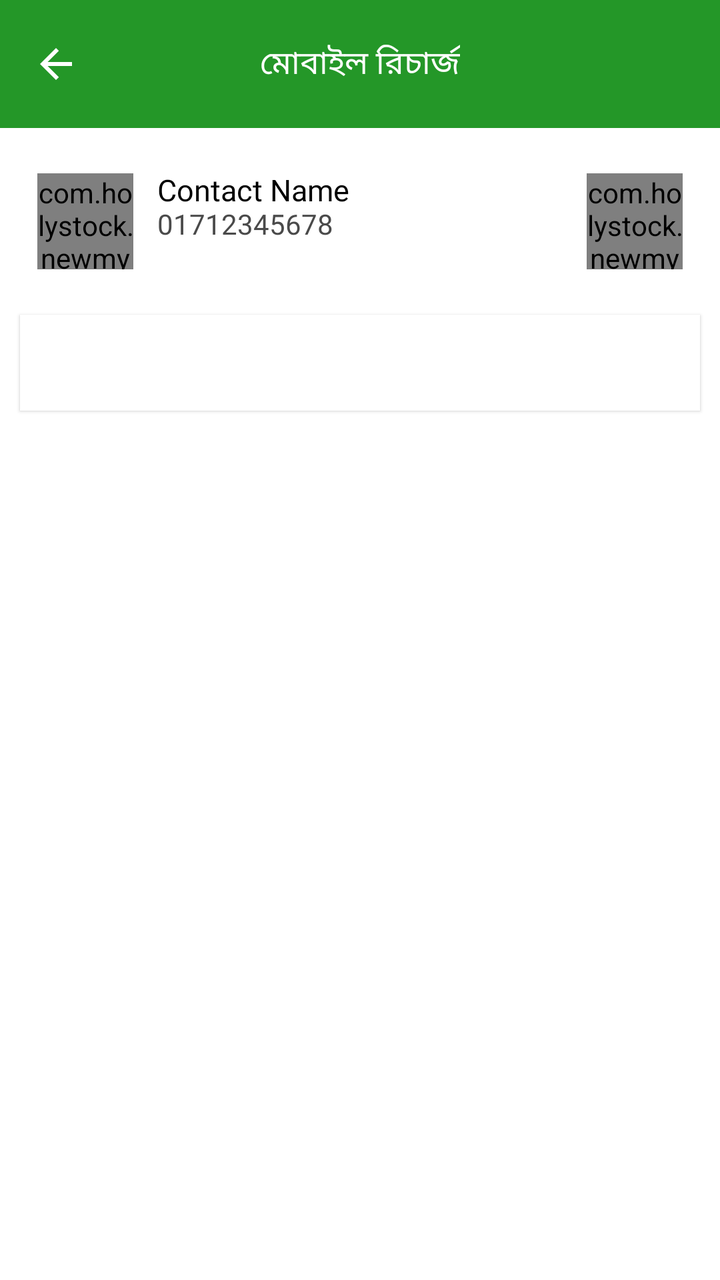
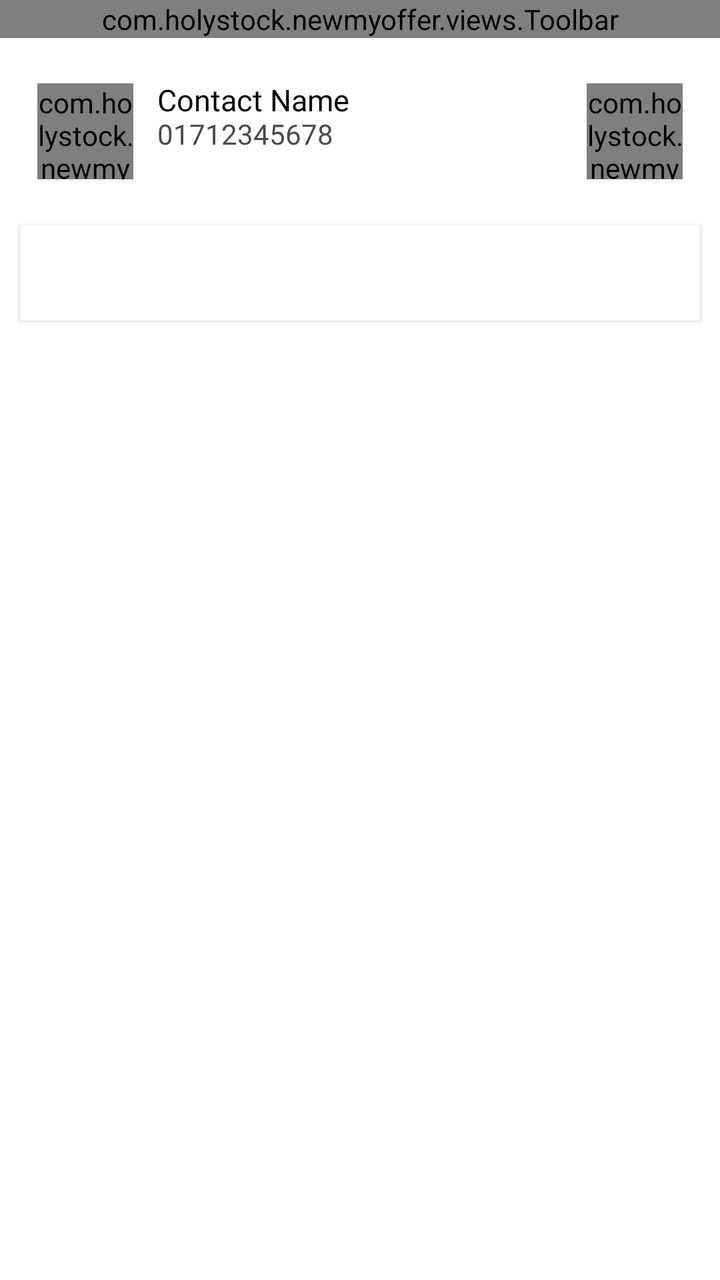

The first picture is an Android layout as it rendered before a commit; the second is the same layout after the commit. The layout source and the unified diff follow.
<!-- AndroidManifest.xml: application theme Theme.NewMyOffer -->
<!-- res/layout/activity_recharge_offer.xml -->
<?xml version="1.0" encoding="utf-8"?>
<RelativeLayout xmlns:android="http://schemas.android.com/apk/res/android"
    xmlns:app="http://schemas.android.com/apk/res-auto"
    xmlns:tools="http://schemas.android.com/tools"
    android:id="@+id/main"
    android:layout_width="match_parent"
    android:layout_height="match_parent"
    android:background="@color/statusBar"
    tools:context=".activity.service.recharge.RechargeOfferActivity">


    <LinearLayout
        android:layout_width="match_parent"
        android:layout_height="match_parent"
        android:background="@color/white"
        android:orientation="vertical">

        <com.google.android.material.appbar.MaterialToolbar
            android:id="@+id/toolbar"
            android:layout_width="match_parent"
            android:layout_height="?attr/actionBarSize"
            android:background="@color/primary"
            android:backgroundTint="@color/primary"
            app:navigationIcon="@drawable/outline_arrow_back_24"
            app:navigationIconTint="@color/white"
            app:title="মোবাইল রিচার্জ"
            app:titleCentered="true"
            app:titleTextAppearance="@style/ToolbarTitleStyle" />

        <com.google.android.material.card.MaterialCardView
            android:layout_width="match_parent"
            android:layout_height="wrap_content"
            android:layout_marginVertical="@dimen/_10dp"
            android:background="@android:color/transparent"
            app:cardBackgroundColor="@android:color/white"
            app:cardElevation="@dimen/_0dp"
            app:shapeAppearanceOverlay="@style/TopRoundedCard"
            app:strokeColor="@color/primaryLight"
            app:strokeWidth="0dp">

            <RelativeLayout
                android:id="@+id/mainLayout"
                android:layout_width="match_parent"
                android:layout_height="wrap_content"
                android:background="@drawable/bg_ripple_primary2"
                android:minHeight="64dp"
                android:paddingHorizontal="16dp"
                android:paddingVertical="10dp">

                <com.holystock.newmyoffer.views.BorderView
                    android:id="@+id/operatorLayout"
                    android:layout_width="48dp"
                    android:layout_height="48dp"
                    android:layout_alignParentEnd="true"
                    android:layout_centerVertical="true"
                    app:bgColor="@color/white"
                    app:borderColor="@color/primaryLight"
                    app:borderWidth="@dimen/_1.5dp"
                    app:cornerRadius="1000dp">

                    <androidx.cardview.widget.CardView
                        android:layout_width="wrap_content"
                        android:layout_height="wrap_content"
                        android:layout_centerInParent="true"
                        android:layout_margin="@dimen/_5dp"
                        app:cardCornerRadius="999dp"
                        app:cardElevation="0dp">

                        <ImageView
                            android:id="@+id/imgOperator"
                            android:layout_width="wrap_content"
                            android:layout_height="wrap_content"
                            android:src="@drawable/grameenphone" />

                    </androidx.cardview.widget.CardView>

                    <com.holystock.newmyoffer.views.BorderView
                        android:layout_width="@dimen/_18dp"
                        android:layout_height="@dimen/_18dp"
                        android:layout_alignParentEnd="true"
                        android:padding="@dimen/_3dp"
                        app:bgColor="@color/white"
                        app:borderColor="@color/primary"
                        app:borderWidth="@dimen/_1dp"
                        app:cornerRadius="@dimen/_100dp">

                        <ImageView
                            android:layout_width="wrap_content"
                            android:layout_height="wrap_content"
                            android:src="@drawable/edit" />


                    </com.holystock.newmyoffer.views.BorderView>


                </com.holystock.newmyoffer.views.BorderView>


                <ImageView
                    android:id="@+id/ivPhoto"
                    android:layout_width="48dp"
                    android:layout_height="48dp"
                    android:layout_centerVertical="true"
                    android:scaleType="centerCrop" />

                <com.holystock.newmyoffer.views.BorderView
                    android:id="@+id/photoLayout"
                    android:layout_width="48dp"
                    android:layout_height="48dp"
                    android:layout_centerVertical="true"
                    android:scaleType="centerCrop"
                    app:bgColor="@color/beautifulWhite"
                    app:borderWidth="@dimen/_0dp"
                    app:cornerRadius="1000dp">

                    <TextView
                        android:id="@+id/tvLetter"
                        android:layout_width="wrap_content"
                        android:layout_height="wrap_content"
                        android:layout_centerInParent="true"
                        android:fontFamily="@font/bangla_medium"
                        android:maxLength="1"
                        android:text="A"
                        android:textColor="@color/black"
                        android:textSize="@dimen/_22sp" />

                </com.holystock.newmyoffer.views.BorderView>

                <LinearLayout
                    android:layout_width="wrap_content"
                    android:layout_height="wrap_content"
                    android:layout_marginStart="@dimen/_12dp"
                    android:layout_toEndOf="@id/ivPhoto"
                    android:orientation="vertical">

                    <TextView
                        android:id="@+id/tvName"
                        android:layout_width="wrap_content"
                        android:layout_height="wrap_content"
                        android:ellipsize="end"
                        android:fontFamily="@font/bangla_medium"
                        android:includeFontPadding="false"
                        android:maxLines="1"
                        android:text="Contact Name"
                        android:textColor="@color/black"
                        android:textSize="@dimen/_15sp" />

                    <TextView
                        android:id="@+id/tvNumber"
                        android:layout_width="wrap_content"
                        android:layout_height="wrap_content"
                        android:fontFamily="@font/bangla"
                        android:includeFontPadding="false"
                        android:text="01712345678"
                        android:textColor="#4A4A4A"
                        android:textSize="@dimen/_14sp" />

                </LinearLayout>


            </RelativeLayout>


        </com.google.android.material.card.MaterialCardView>

        <com.google.android.material.card.MaterialCardView
            android:layout_width="match_parent"
            android:layout_height="wrap_content"
            android:layout_marginHorizontal="@dimen/_10dp"
            android:layout_marginBottom="@dimen/_5dp"
            android:background="@android:color/transparent"
            app:cardBackgroundColor="@android:color/white"
            app:cardCornerRadius="0dp"
            app:cardElevation="@dimen/_1dp"
            app:strokeColor="@color/primaryLight"
            app:strokeWidth="0dp">


            <com.google.android.material.tabs.TabLayout
                android:id="@+id/tab_layout"
                style="@style/RoundedTabLayoutStyle"
                android:layout_width="match_parent"
                android:layout_height="wrap_content"
                android:background="@color/white"
                app:tabGravity="center"
                app:tabMode="auto" />

        </com.google.android.material.card.MaterialCardView>

        <androidx.viewpager.widget.ViewPager
            android:id="@+id/viewPager"
            android:layout_width="match_parent"
            android:layout_height="wrap_content"/>

    </LinearLayout>


</RelativeLayout>
<!-- resources referenced by this layout -->
<resources>
  <color name="beautifulWhite">#F7F7F7</color>
  <color name="black">#FF000000</color>
  <color name="primary">#249728</color>
  <color name="primaryLight">#D4F2D4</color>
  <color name="statusBar">@color/primary</color>
  <color name="white">#FFFFFFFF</color>
  <dimen name="_0dp">0dp</dimen>
  <dimen name="_1.5dp">1.5dp</dimen>
  <dimen name="_100dp">100.0dp</dimen>
  <dimen name="_10dp">10.0dp</dimen>
  <dimen name="_12dp">12.0dp</dimen>
  <dimen name="_14sp">14.0sp</dimen>
  <dimen name="_15sp">15.0sp</dimen>
  <dimen name="_18dp">18.0dp</dimen>
  <dimen name="_1dp">1.0dp</dimen>
  <dimen name="_22sp">22.0sp</dimen>
  <dimen name="_3dp">3.0dp</dimen>
  <dimen name="_5dp">5.0dp</dimen>
  <!-- drawable bg_ripple_primary2 (drawable) -->
  <?xml version="1.0" encoding="utf-8"?>
  <ripple xmlns:android="http://schemas.android.com/apk/res/android"
      android:color="@color/primaryLight">
  
      <item>
          <shape>
              <solid android:color="@android:color/white"/>
          </shape>
      </item>
  
  </ripple>
  <!-- drawable edit (drawable) -->
  <vector xmlns:android="http://schemas.android.com/apk/res/android"
      android:width="108dp"
      android:height="108dp"
      android:viewportWidth="960"
      android:viewportHeight="960">
    <path
        android:pathData="M200,760h57l391,-391 -57,-57 -391,391v57ZM120,840v-170l528,-527q12,-11 26.5,-17t30.5,-6q16,0 31,6t26,18l55,56q12,11 17.5,26t5.5,30q0,16 -5.5,30.5T817,313L290,840L120,840ZM760,256 L704,200 760,256ZM619,341 L591,312 648,369 619,341Z"
        android:fillColor="@color/primary"/>
  </vector>
  <!-- drawable grameenphone: png bitmap (drawable, 30008 bytes) -->
  <!-- drawable outline_arrow_back_24 (drawable) -->
  <vector xmlns:android="http://schemas.android.com/apk/res/android" android:autoMirrored="true" android:height="24dp" android:tint="#000000" android:viewportHeight="960" android:viewportWidth="960" android:width="24dp">
        
      <path android:fillColor="@android:color/white" android:pathData="M313,520L537,744L480,800L160,480L480,160L537,216L313,440L800,440L800,520L313,520Z"/>
      
  </vector>
  <style name="RoundedTabLayoutStyle">
          <item name="tabTextColor">@color/black</item>
          <item name="tabSelectedTextColor">@color/primary</item>
          <item name="tabTextAppearance">@style/tabTextAppearance</item>
          <item name="tabSelectedTextAppearance">@style/tabSelectedTextAppearance</item>
      </style>
  <style name="ToolbarTitleStyle">
          <item name="android:textSize">@dimen/_toolbarText</item>
          <item name="android:fontFamily">@font/bangla_medium</item>
          <item name="android:textStyle">normal</item>
          <item name="android:textColor">@color/white</item>
      </style>
  <style name="TopRoundedCard">
          <item name="cornerFamily">rounded</item>
  
          <item name="cornerSizeTopLeft">@dimen/_10dp</item>
          <item name="cornerSizeTopRight">@dimen/_10dp</item>
  
          <item name="cornerSizeBottomLeft">0dp</item>
          <item name="cornerSizeBottomRight">0dp</item>
      </style>
  <style name="Theme.NewMyOffer" parent="Base.Theme.NewMyOffer" />
  <style name="tabTextAppearance" parent="TextAppearance.Design.Tab">
          <item name="android:textSize">@dimen/_13sp</item>
          <item name="android:fontFamily">@font/bangla_medium</item>
      </style>
  <style name="tabSelectedTextAppearance" parent="TextAppearance.Design.Tab">
          <item name="android:textSize">@dimen/_13sp</item>
          <item name="android:fontFamily">@font/bangla_bold</item>
      </style>
  <dimen name="_toolbarText">@dimen/_16sp</dimen>
  <style name="Base.Theme.NewMyOffer" parent="Theme.Material3.DayNight.NoActionBar">
          
           <item name="colorPrimary">@color/primary</item>
           <item name="colorSecondary">@color/primary</item>
      </style>
  <dimen name="_13sp">13.0sp</dimen>
  <dimen name="_16sp">16.0sp</dimen>
</resources>

<!-- the commit's change to res/layout/activity_recharge_offer.xml (unified diff, before → after) -->
@@ -15,17 +15,19 @@
         android:background="@color/white"
         android:orientation="vertical">
 
-        <com.google.android.material.appbar.MaterialToolbar
-            android:id="@+id/toolbar"
-            android:layout_width="match_parent"
-            android:layout_height="?attr/actionBarSize"
-            android:background="@color/primary"
-            android:backgroundTint="@color/primary"
+        <com.holystock.newmyoffer.views.Toolbar
+            android:id="@+id/myToolbar"
+            android:layout_width="match_parent"
+            android:layout_height="wrap_content"
+            app:toolbarTitle="মোবাইল রিচার্জ"
+            app:titleCentered="true"
+            app:titleTextSize="@dimen/_toolbarText"
+            app:showBackButton="true"
             app:navigationIcon="@drawable/outline_arrow_back_24"
-            app:navigationIconTint="@color/white"
-            app:title="মোবাইল রিচার্জ"
-            app:titleCentered="true"
-            app:titleTextAppearance="@style/ToolbarTitleStyle" />
+            app:navigationTint="@color/white"
+            app:titleColor="@color/white"
+            app:toolbarBackground="@color/primary"
+            app:toolbarHeight="@dimen/_54dp"/>
 
         <com.google.android.material.card.MaterialCardView
             android:layout_width="match_parent"
<!-- resource entries referenced after the edit -->
@@ -17,6 +17,7 @@
   <dimen name="_1dp">1.0dp</dimen>
   <dimen name="_22sp">22.0sp</dimen>
   <dimen name="_3dp">3.0dp</dimen>
+  <dimen name="_54dp">54.0dp</dimen>
   <dimen name="_5dp">5.0dp</dimen>
   <!-- drawable bg_ripple_primary2 (drawable) -->
   <?xml version="1.0" encoding="utf-8"?>
@@ -53,12 +54,6 @@
           <item name="tabTextAppearance">@style/tabTextAppearance</item>
           <item name="tabSelectedTextAppearance">@style/tabSelectedTextAppearance</item>
       </style>
-  <style name="ToolbarTitleStyle">
-          <item name="android:textSize">@dimen/_toolbarText</item>
-          <item name="android:fontFamily">@font/bangla_medium</item>
-          <item name="android:textStyle">normal</item>
-          <item name="android:textColor">@color/white</item>
-      </style>
   <style name="TopRoundedCard">
           <item name="cornerFamily">rounded</item>
   
@@ -69,6 +64,7 @@
           <item name="cornerSizeBottomRight">0dp</item>
       </style>
   <style name="Theme.NewMyOffer" parent="Base.Theme.NewMyOffer" />
+  <dimen name="_17sp">17.0sp</dimen>
   <style name="tabTextAppearance" parent="TextAppearance.Design.Tab">
           <item name="android:textSize">@dimen/_13sp</item>
           <item name="android:fontFamily">@font/bangla_medium</item>
@@ -77,13 +73,12 @@
           <item name="android:textSize">@dimen/_13sp</item>
           <item name="android:fontFamily">@font/bangla_bold</item>
       </style>
-  <dimen name="_toolbarText">@dimen/_16sp</dimen>
+  <dimen name="_toolbarText">@dimen/_17sp</dimen>
   <style name="Base.Theme.NewMyOffer" parent="Theme.Material3.DayNight.NoActionBar">
           
            <item name="colorPrimary">@color/primary</item>
            <item name="colorSecondary">@color/primary</item>
       </style>
   <dimen name="_13sp">13.0sp</dimen>
-  <dimen name="_16sp">16.0sp</dimen>
 </resources>
 
